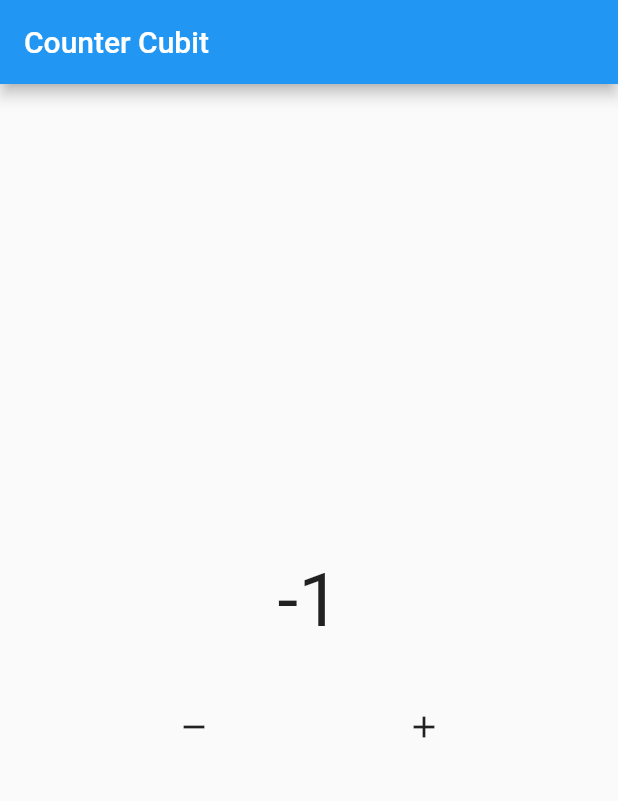
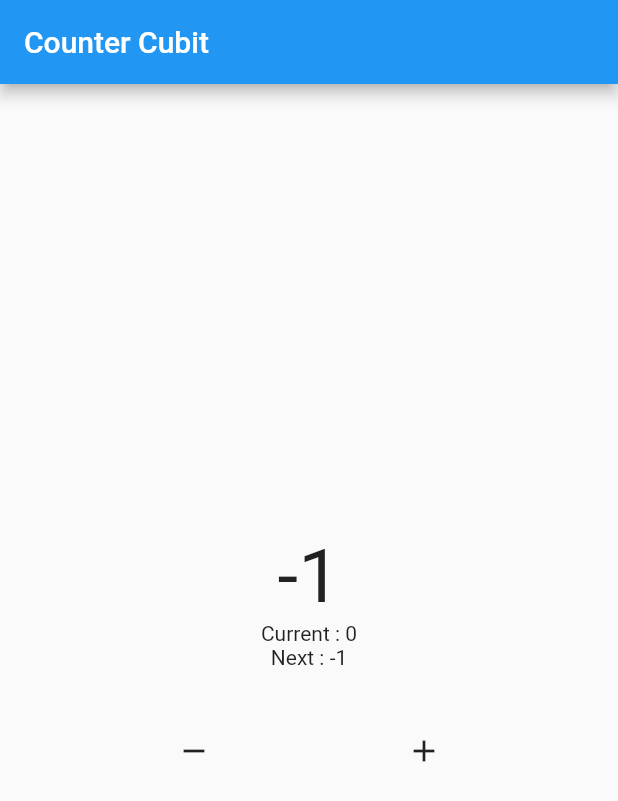
Before and after one commit to arqomanwar/latihan_bloc, a Flutter app: the screen it shows after launch, after a tap on the "remove" icon, on a phone screen of 412 x 824 dp. Shown: the top 801 px of the screen. Run offline on Flutter 3.47's test engine with Material 2 defaults, Android fonts, the light colour scheme and no system bars; our stand-ins replace bloc; missing offline and left inert: dart:html.

Commit message:
konsep cubit observer

```diff
--- a/latihan_bloc/lib/lessons/bloc/counter.dart
+++ b/latihan_bloc/lib/lessons/bloc/counter.dart
@@ -4,6 +4,23 @@ class Counter extends Cubit<int> {
   Counter({this.init = 0}) : super(init);
 
   int init;
+  int? current;
+  int? next;
+
   void increment() => emit(state + 1);
   void decrement() => emit(state - 1);
+
+  @override
+  void onChange(Change<int> change) {
+    super.onChange(change);
+    print(change);
+    current = change.currentState;
+    next = change.nextState;
+  }
+
+  @override
+  void onError(Object error, StackTrace stackTrace) {
+    super.onError(error, stackTrace);
+    print(error);
+  }
 }
--- a/latihan_bloc/lib/lessons/counter_page.dart
+++ b/latihan_bloc/lib/lessons/counter_page.dart
@@ -29,6 +29,8 @@ class CounterPage extends StatelessWidget {
                       fontSize: 50,
                     ),
                   ),
+                  Text("Current : ${myCounter.current}"),
+                  Text("Next : ${myCounter.next}"),
                 ],
               );
             },
```
